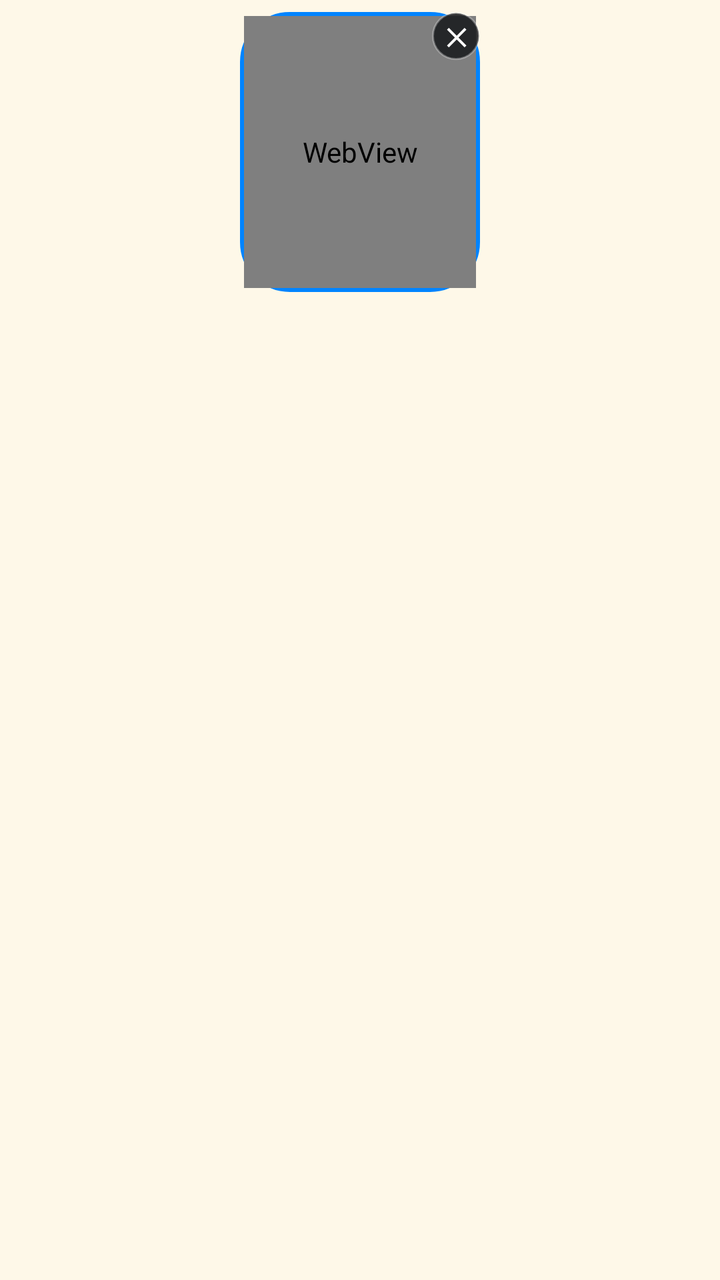
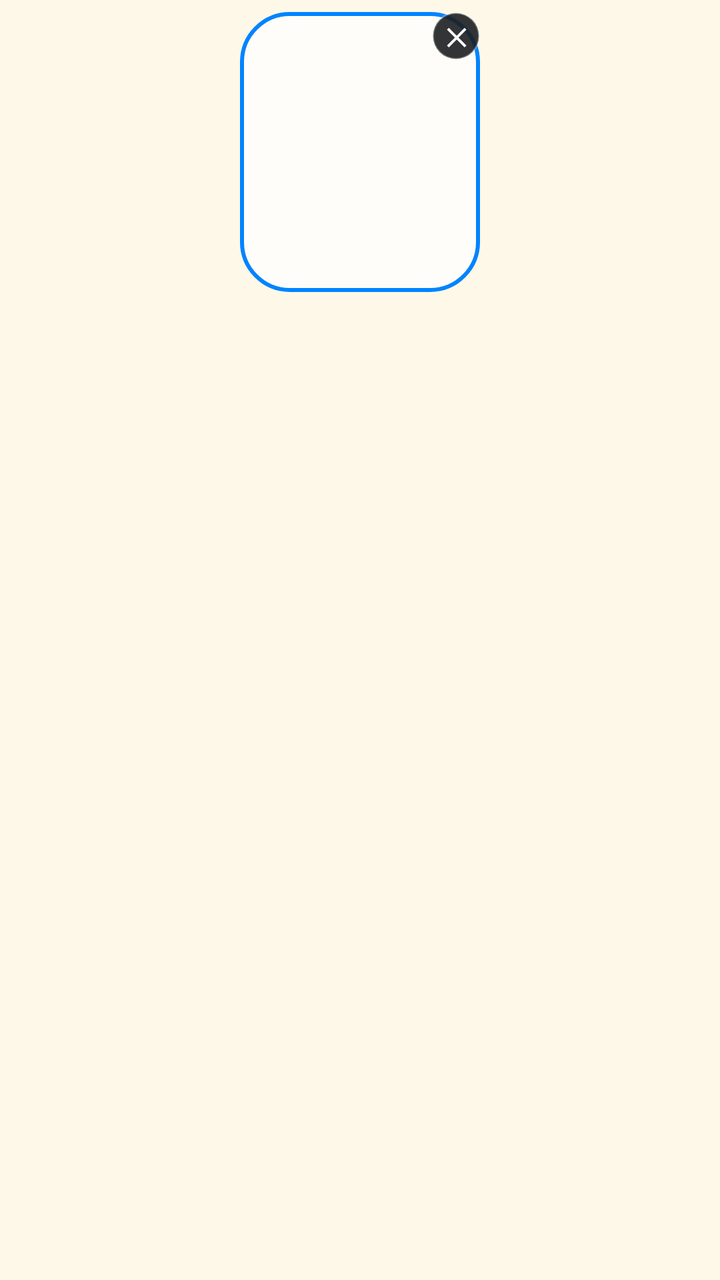

Two renders of the same Android screen: before a commit and after it. Below are the layout's source before the change and the commit's diff.
<!-- AndroidManifest.xml: application theme Theme.CupCake -->
<!-- res/layout/overlay_shimeji_pet.xml -->
<?xml version="1.0" encoding="utf-8"?>
<LinearLayout xmlns:android="http://schemas.android.com/apk/res/android"
    android:layout_width="wrap_content"
    android:layout_height="wrap_content"
    android:orientation="vertical"
    android:gravity="center_horizontal"
    android:padding="6dp">

    
    <LinearLayout
        android:id="@+id/speech_bubble"
        android:layout_width="wrap_content"
        android:layout_height="wrap_content"
        android:layout_marginBottom="6dp"
        android:background="@drawable/bg_speech_bubble"
        android:paddingStart="12dp"
        android:paddingTop="8dp"
        android:paddingEnd="12dp"
        android:paddingBottom="8dp"
        android:visibility="gone"
        android:maxWidth="220dp">

        <TextView
            android:id="@+id/speech_text"
            android:layout_width="wrap_content"
            android:layout_height="wrap_content"
            android:textColor="#FFFFFF"
            android:textSize="12sp"
            android:textStyle="bold"
            android:text="Hello! ✨" />
    </LinearLayout>

    
    <FrameLayout
        android:layout_width="120dp"
        android:layout_height="140dp">

        <FrameLayout
            android:layout_width="match_parent"
            android:layout_height="match_parent"
            android:background="@drawable/bg_pet_circle"
            android:padding="2dp">

            <WebView
                android:id="@+id/pet_vrm_view"
                android:layout_width="match_parent"
                android:layout_height="match_parent"
                android:background="@android:color/transparent" />

            <ImageView
                android:id="@+id/pet_image"
                android:layout_width="match_parent"
                android:layout_height="match_parent"
                android:scaleType="centerInside"
                android:contentDescription="Desktop Pet Fallback"
                android:visibility="gone" />

            <TextView
                android:id="@+id/pet_emoji"
                android:layout_width="match_parent"
                android:layout_height="match_parent"
                android:gravity="center"
                android:textSize="44sp"
                android:text="🐱"
                android:visibility="gone" />
        </FrameLayout>

        
        <FrameLayout
            android:id="@+id/pet_close_btn"
            android:layout_width="24dp"
            android:layout_height="24dp"
            android:layout_gravity="top|end"
            android:background="@drawable/bg_speech_bubble"
            android:clickable="true"
            android:focusable="true">

            <TextView
                android:layout_width="match_parent"
                android:layout_height="match_parent"
                android:gravity="center"
                android:textColor="#FFFFFF"
                android:textSize="12sp"
                android:textStyle="bold"
                android:text="✕" />
        </FrameLayout>
    </FrameLayout>

</LinearLayout>
<!-- resources referenced by this layout -->
<resources>
  <!-- drawable bg_pet_circle (drawable) -->
  <?xml version="1.0" encoding="utf-8"?>
  <shape xmlns:android="http://schemas.android.com/apk/res/android"
      android:shape="rectangle">
      <corners android:radius="24dp" />
      <solid android:color="#C0FFFFFF" />
      <stroke
          android:width="2dp"
          android:color="#0084FF" />
  </shape>
  <!-- drawable bg_speech_bubble (drawable) -->
  <?xml version="1.0" encoding="utf-8"?>
  <shape xmlns:android="http://schemas.android.com/apk/res/android"
      android:shape="rectangle">
      <solid android:color="#E61C1E21" />
      <corners android:radius="14dp" />
      <stroke
          android:width="1dp"
          android:color="#4DFFFFFF" />
  </shape>
  <style name="Theme.CupCake" parent="android:Theme.Material.NoActionBar">
          <item name="android:windowBackground">@color/launcher_background</item>
          <item name="android:statusBarColor">@color/launcher_background</item>
          <item name="android:navigationBarColor">@color/launcher_background</item>
          <item name="android:windowLightStatusBar">false</item>
      </style>
  <color name="launcher_background">#FEF8E8</color>
</resources>

<!-- the commit's change to res/layout/overlay_shimeji_pet.xml (unified diff, before → after) -->
@@ -41,12 +41,6 @@
             android:background="@drawable/bg_pet_circle"
             android:padding="2dp">
 
-            <WebView
-                android:id="@+id/pet_vrm_view"
-                android:layout_width="match_parent"
-                android:layout_height="match_parent"
-                android:background="@android:color/transparent" />
-
             <ImageView
                 android:id="@+id/pet_image"
                 android:layout_width="match_parent"
